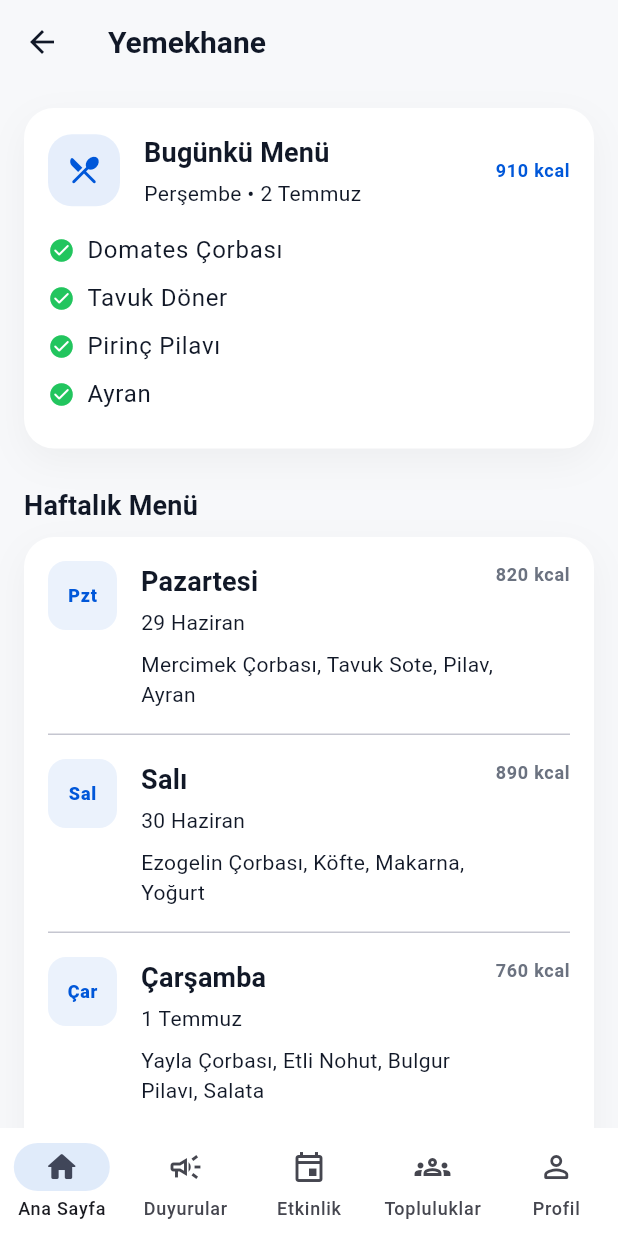
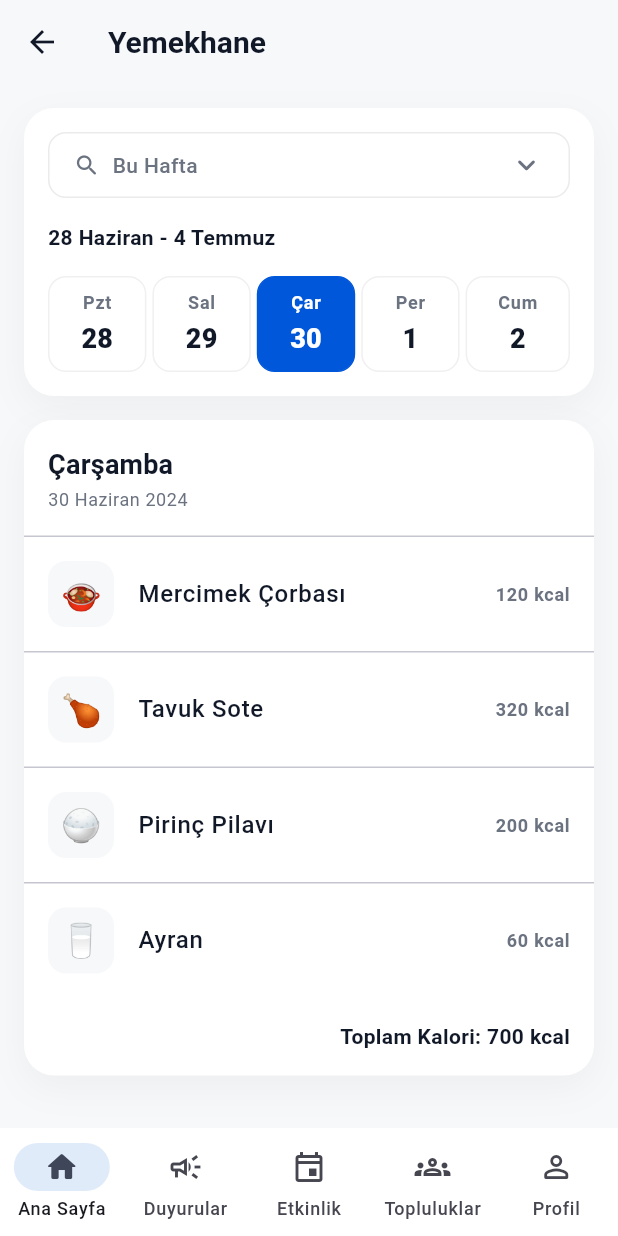
Before and after one commit to oktayagdag/meu-mobile, a Flutter app: the FoodPage screen opened by its route, on a phone screen of 412 x 824 dp. Run offline on Flutter 3.47's test engine with Material 3 defaults, Android fonts, the phone set to English and light mode, and no system bars; our stand-ins replace flutter_riverpod, gap, go_router, shared_preferences; accounts and stored records are empty.

Commit message:
refactor(food): simplify cafeteria screen and remove repeated sections

```diff
--- a/lib/app/router/app_router.dart
+++ b/lib/app/router/app_router.dart
@@ -13,7 +13,7 @@ final class AppRouter {
   const AppRouter._();
 
   static final GoRouter router = GoRouter(
-    initialLocation: '/dev/catalog',
+    initialLocation: '/splash',
     routes: [
       /// Splash - Shell dışında, tam ekran
       GoRoute(
--- a/lib/features/food/application/providers/food_mock_provider.dart
+++ b/lib/features/food/application/providers/food_mock_provider.dart
@@ -5,38 +5,163 @@ final weeklyFoodProvider = Provider<List<FoodEntity>>((ref) {
   return const [
     FoodEntity(
       day: 'Pazartesi',
-      date: '29 Haziran',
-      items: ['Mercimek Çorbası', 'Tavuk Sote', 'Pilav', 'Ayran'],
-      calories: 820,
+      date: '28 Haziran 2024',
+      totalCalories: 820,
+      items: [
+        FoodMenuItemEntity(
+          name: 'Mercimek Çorbası',
+          calories: 120,
+          icon: '🍲',
+        ),
+        FoodMenuItemEntity(
+          name: 'Tavuk Sote',
+          calories: 320,
+          icon: '🍗',
+        ),
+        FoodMenuItemEntity(
+          name: 'Pilav',
+          calories: 260,
+          icon: '🍚',
+        ),
+        FoodMenuItemEntity(
+          name: 'Ayran',
+          calories: 120,
+          icon: '🥛',
+        ),
+      ],
     ),
     FoodEntity(
       day: 'Salı',
-      date: '30 Haziran',
-      items: ['Ezogelin Çorbası', 'Köfte', 'Makarna', 'Yoğurt'],
-      calories: 890,
+      date: '29 Haziran 2024',
+      totalCalories: 890,
+      items: [
+        FoodMenuItemEntity(
+          name: 'Ezogelin Çorbası',
+          calories: 130,
+          icon: '🍲',
+        ),
+        FoodMenuItemEntity(
+          name: 'Köfte',
+          calories: 360,
+          icon: '🍖',
+        ),
+        FoodMenuItemEntity(
+          name: 'Makarna',
+          calories: 280,
+          icon: '🍝',
+        ),
+        FoodMenuItemEntity(
+          name: 'Yoğurt',
+          calories: 120,
+          icon: '🥛',
+        ),
+      ],
     ),
     FoodEntity(
       day: 'Çarşamba',
-      date: '1 Temmuz',
-      items: ['Yayla Çorbası', 'Etli Nohut', 'Bulgur Pilavı', 'Salata'],
-      calories: 760,
+      date: '30 Haziran 2024',
+      totalCalories: 700,
+      items: [
+        FoodMenuItemEntity(
+          name: 'Mercimek Çorbası',
+          calories: 120,
+          icon: '🍲',
+        ),
+        FoodMenuItemEntity(
+          name: 'Tavuk Sote',
+          calories: 320,
+          icon: '🍗',
+        ),
+        FoodMenuItemEntity(
+          name: 'Pirinç Pilavı',
+          calories: 200,
+          icon: '🍚',
+        ),
+        FoodMenuItemEntity(
+          name: 'Ayran',
+          calories: 60,
+          icon: '🥛',
+        ),
+      ],
     ),
     FoodEntity(
       day: 'Perşembe',
-      date: '2 Temmuz',
-      items: ['Domates Çorbası', 'Tavuk Döner', 'Pirinç Pilavı', 'Ayran'],
-      calories: 910,
+      date: '1 Temmuz 2024',
+      totalCalories: 910,
+      items: [
+        FoodMenuItemEntity(
+          name: 'Domates Çorbası',
+          calories: 140,
+          icon: '🍲',
+        ),
+        FoodMenuItemEntity(
+          name: 'Tavuk Döner',
+          calories: 380,
+          icon: '🍗',
+        ),
+        FoodMenuItemEntity(
+          name: 'Pirinç Pilavı',
+          calories: 230,
+          icon: '🍚',
+        ),
+        FoodMenuItemEntity(
+          name: 'Ayran',
+          calories: 160,
+          icon: '🥛',
+        ),
+      ],
     ),
     FoodEntity(
       day: 'Cuma',
-      date: '3 Temmuz',
-      items: ['Tarhana Çorbası', 'Sebzeli Güveç', 'Makarna', 'Meyve'],
-      calories: 700,
+      date: '2 Temmuz 2024',
+      totalCalories: 760,
+      items: [
+        FoodMenuItemEntity(
+          name: 'Tarhana Çorbası',
+          calories: 120,
+          icon: '🍲',
+        ),
+        FoodMenuItemEntity(
+          name: 'Sebzeli Güveç',
+          calories: 290,
+          icon: '🥘',
+        ),
+        FoodMenuItemEntity(
+          name: 'Makarna',
+          calories: 250,
+          icon: '🍝',
+        ),
+        FoodMenuItemEntity(
+          name: 'Meyve',
+          calories: 100,
+          icon: '🍎',
+        ),
+      ],
     ),
   ];
 });
 
-final todayFoodProvider = Provider<FoodEntity>((ref) {
-  final weeklyFoods = ref.watch(weeklyFoodProvider);
-  return weeklyFoods[3];
+final selectedFoodIndexProvider =
+    NotifierProvider<SelectedFoodIndexNotifier, int>(
+  SelectedFoodIndexNotifier.new,
+);
+
+class SelectedFoodIndexNotifier extends Notifier<int> {
+  @override
+  int build() => 2;
+
+  void select(int index) {
+    state = index;
+  }
+}
+
+final selectedFoodProvider = Provider<FoodEntity>((ref) {
+  final foods = ref.watch(weeklyFoodProvider);
+  final selectedIndex = ref.watch(selectedFoodIndexProvider);
+
+  if (selectedIndex < 0 || selectedIndex >= foods.length) {
+    return foods.first;
+  }
+
+  return foods[selectedIndex];
 });
--- a/lib/features/food/domain/entities/food_entity.dart
+++ b/lib/features/food/domain/entities/food_entity.dart
@@ -3,11 +3,23 @@ class FoodEntity {
     required this.day,
     required this.date,
     required this.items,
-    this.calories,
+    required this.totalCalories,
   });
 
   final String day;
   final String date;
-  final List<String> items;
-  final int? calories;
+  final List<FoodMenuItemEntity> items;
+  final int totalCalories;
 }
+
+class FoodMenuItemEntity {
+  const FoodMenuItemEntity({
+    required this.name,
+    required this.calories,
+    required this.icon,
+  });
+
+  final String name;
+  final int calories;
+  final String icon;
+}
--- a/lib/features/food/presentation/pages/food_page.dart
+++ b/lib/features/food/presentation/pages/food_page.dart
@@ -3,35 +3,41 @@ import 'package:flutter_riverpod/flutter_riverpod.dart';
 import 'package:gap/gap.dart';
 import 'package:meu_mobile/app/theme/app_spacing.dart';
 import 'package:meu_mobile/features/food/application/providers/food_mock_provider.dart';
-import 'package:meu_mobile/features/food/presentation/widgets/daily_food_card.dart';
-import 'package:meu_mobile/features/food/presentation/widgets/weekly_food_list.dart';
-import 'package:meu_mobile/shared/widgets/typography/app_section_title.dart';
+import 'package:meu_mobile/features/food/presentation/widgets/food_selector_card.dart';
+import 'package:meu_mobile/features/food/presentation/widgets/selected_day_menu_card.dart';
 
 class FoodPage extends ConsumerWidget {
   const FoodPage({super.key});
 
   @override
   Widget build(BuildContext context, WidgetRef ref) {
-    final todayFood = ref.watch(todayFoodProvider);
     final weeklyFoods = ref.watch(weeklyFoodProvider);
+    final selectedFood = ref.watch(selectedFoodProvider);
+    final selectedIndex = ref.watch(selectedFoodIndexProvider);
 
     return Scaffold(
       appBar: AppBar(
         title: const Text('Yemekhane'),
       ),
       body: SingleChildScrollView(
-        padding: const EdgeInsets.all(AppSpacing.md),
+        padding: const EdgeInsets.fromLTRB(
+          AppSpacing.md,
+          AppSpacing.md,
+          AppSpacing.md,
+          AppSpacing.xl,
+        ),
         child: Column(
           crossAxisAlignment: CrossAxisAlignment.start,
           children: [
-            DailyFoodCard(food: todayFood),
-            const Gap(AppSpacing.lg),
-            const AppSectionTitle(title: 'Haftalık Menü'),
-            const Gap(AppSpacing.sm),
-            WeeklyFoodList(
-                foods: weeklyFoods,
-                todayDay: todayFood.day,
+            FoodSelectorCard(
+              foods: weeklyFoods,
+              selectedIndex: selectedIndex,
+              onSelected: (index) {
+                ref.read(selectedFoodIndexProvider.notifier).select(index);
+              },
             ),
+            const Gap(AppSpacing.md),
+            SelectedDayMenuCard(food: selectedFood),
           ],
         ),
       ),
--- a/lib/features/food/presentation/widgets/daily_food_card.dart
+++ /dev/null
@@ -1,79 +0,0 @@
-import 'package:flutter/material.dart';
-import 'package:gap/gap.dart';
-import 'package:meu_mobile/app/theme/app_colors.dart';
-import 'package:meu_mobile/app/theme/app_radius.dart';
-import 'package:meu_mobile/app/theme/app_spacing.dart';
-import 'package:meu_mobile/features/food/domain/entities/food_entity.dart';
-import 'package:meu_mobile/shared/widgets/cards/app_card.dart';
-
-class DailyFoodCard extends StatelessWidget {
-  const DailyFoodCard({
-    required this.food,
-    super.key,
-  });
-
-  final FoodEntity food;
-
-  @override
-  Widget build(BuildContext context) {
-    final textTheme = Theme.of(context).textTheme;
-
-    return AppCard(
-      child: Column(
-        crossAxisAlignment: CrossAxisAlignment.start,
-        children: [
-          Row(
-            children: [
-              Container(
-                width: 48,
-                height: 48,
-                decoration: BoxDecoration(
-                  color: AppColors.primary.withValues(alpha: 0.10),
-                  borderRadius: AppRadius.lg,
-                ),
-                child: const Icon(
-                  Icons.restaurant_menu_rounded,
-                  color: AppColors.primary,
-                ),
-              ),
-              const Gap(AppSpacing.md),
-              Expanded(
-                child: Column(
-                  crossAxisAlignment: CrossAxisAlignment.start,
-                  children: [
-                    Text('Bugünkü Menü', style: textTheme.titleMedium),
-                    const Gap(AppSpacing.xs),
-                    Text('${food.day} • ${food.date}', style: textTheme.bodyMedium),
-                  ],
-                ),
-              ),
-              if (food.calories != null)
-                Text(
-                  '${food.calories} kcal',
-                  style: textTheme.labelSmall?.copyWith(
-                    color: AppColors.primary,
-                    fontWeight: FontWeight.w700,
-                  ),
-                ),
-            ],
-          ),
-          const Gap(AppSpacing.md),
-          ...food.items.map(
-            (item) => Padding(
-              padding: const EdgeInsets.only(bottom: AppSpacing.sm),
-              child: Row(
-                children: [
-                  const Icon(Icons.check_circle_rounded, size: 18, color: AppColors.success),
-                  const Gap(AppSpacing.sm),
-                  Expanded(
-                    child: Text(item, style: textTheme.bodyLarge),
-                  ),
-                ],
-              ),
-            ),
-          ),
-        ],
-      ),
-    );
-  }
-}
--- /dev/null
+++ b/lib/features/food/presentation/widgets/food_selector_card.dart
@@ -0,0 +1,167 @@
+import 'package:flutter/material.dart';
+import 'package:gap/gap.dart';
+import 'package:meu_mobile/app/theme/app_colors.dart';
+import 'package:meu_mobile/app/theme/app_radius.dart';
+import 'package:meu_mobile/app/theme/app_spacing.dart';
+import 'package:meu_mobile/features/food/domain/entities/food_entity.dart';
+import 'package:meu_mobile/shared/widgets/cards/app_card.dart';
+
+class FoodSelectorCard extends StatelessWidget {
+  const FoodSelectorCard({
+    required this.foods,
+    required this.selectedIndex,
+    required this.onSelected,
+    super.key,
+  });
+
+  final List<FoodEntity> foods;
+  final int selectedIndex;
+  final ValueChanged<int> onSelected;
+
+  @override
+  Widget build(BuildContext context) {
+    return AppCard(
+      child: Column(
+        crossAxisAlignment: CrossAxisAlignment.start,
+        children: [
+          Container(
+            height: 44,
+            padding: const EdgeInsets.symmetric(horizontal: AppSpacing.md),
+            decoration: BoxDecoration(
+              border: Border.all(
+                color: Colors.black.withValues(alpha: 0.08),
+              ),
+              borderRadius: AppRadius.md,
+            ),
+            child: const Row(
+              children: [
+                Icon(
+                  Icons.search_rounded,
+                  size: 18,
+                  color: AppColors.textSecondary,
+                ),
+                Gap(AppSpacing.sm),
+                Expanded(
+                  child: Text(
+                    'Bu Hafta',
+                    style: TextStyle(
+                      color: AppColors.textSecondary,
+                      fontWeight: FontWeight.w500,
+                    ),
+                  ),
+                ),
+                Icon(
+                  Icons.keyboard_arrow_down_rounded,
+                  color: AppColors.textSecondary,
+                ),
+              ],
+            ),
+          ),
+          const Gap(AppSpacing.md),
+          Text(
+            '28 Haziran - 4 Temmuz',
+            style: Theme.of(context).textTheme.bodyMedium?.copyWith(
+                  fontWeight: FontWeight.w600,
+                ),
+          ),
+          const Gap(AppSpacing.md),
+          Row(
+            mainAxisAlignment: MainAxisAlignment.spaceBetween,
+            children: List.generate(foods.length, (index) {
+              final food = foods[index];
+              final isSelected = index == selectedIndex;
+
+              return Expanded(
+                child: Padding(
+                  padding: EdgeInsets.only(
+                    right: index == foods.length - 1 ? 0 : AppSpacing.xs,
+                  ),
+                  child: _DayChip(
+                    label: _shortDay(food.day),
+                    dayNumber: _dayNumber(food.date),
+                    isSelected: isSelected,
+                    onTap: () => onSelected(index),
+                  ),
+                ),
+              );
+            }),
+          ),
+        ],
+      ),
+    );
+  }
+
+  String _shortDay(String day) {
+    switch (day) {
+      case 'Pazartesi':
+        return 'Pzt';
+      case 'Salı':
+        return 'Sal';
+      case 'Çarşamba':
+        return 'Çar';
+      case 'Perşembe':
+        return 'Per';
+      case 'Cuma':
+        return 'Cum';
+      default:
+        return day.substring(0, 3);
+    }
+  }
+
+  String _dayNumber(String date) {
+    return date.split(' ').first;
+  }
+}
+
+class _DayChip extends StatelessWidget {
+  const _DayChip({
+    required this.label,
+    required this.dayNumber,
+    required this.isSelected,
+    required this.onTap,
+  });
+
+  final String label;
+  final String dayNumber;
+  final bool isSelected;
+  final VoidCallback onTap;
+
+  @override
+  Widget build(BuildContext context) {
+    return InkWell(
+      borderRadius: AppRadius.md,
+      onTap: onTap,
+      child: Container(
+        padding: const EdgeInsets.symmetric(vertical: AppSpacing.sm),
+        decoration: BoxDecoration(
+          color: isSelected ? AppColors.primary : AppColors.surface,
+          borderRadius: AppRadius.md,
+          border: Border.all(
+            color: isSelected
+                ? AppColors.primary
+                : Colors.black.withValues(alpha: 0.06),
+          ),
+        ),
+        child: Column(
+          children: [
+            Text(
+              label,
+              style: Theme.of(context).textTheme.labelSmall?.copyWith(
+                    color: isSelected ? Colors.white : AppColors.textSecondary,
+                    fontWeight: FontWeight.w700,
+                  ),
+            ),
+            const Gap(2),
+            Text(
+              dayNumber,
+              style: Theme.of(context).textTheme.titleMedium?.copyWith(
+                    color: isSelected ? Colors.white : AppColors.textPrimary,
+                    fontWeight: FontWeight.w800,
+                  ),
+            ),
+          ],
+        ),
+      ),
+    );
+  }
+}
--- /dev/null
+++ b/lib/features/food/presentation/widgets/selected_day_menu_card.dart
@@ -0,0 +1,112 @@
+import 'package:flutter/material.dart';
+import 'package:gap/gap.dart';
+import 'package:meu_mobile/app/theme/app_colors.dart';
+import 'package:meu_mobile/app/theme/app_radius.dart';
+import 'package:meu_mobile/app/theme/app_spacing.dart';
+import 'package:meu_mobile/features/food/domain/entities/food_entity.dart';
+import 'package:meu_mobile/shared/widgets/cards/app_card.dart';
+
+class SelectedDayMenuCard extends StatelessWidget {
+  const SelectedDayMenuCard({
+    required this.food,
+    super.key,
+  });
+
+  final FoodEntity food;
+
+  @override
+  Widget build(BuildContext context) {
+    final textTheme = Theme.of(context).textTheme;
+
+    return AppCard(
+      padding: EdgeInsets.zero,
+      child: Column(
+        crossAxisAlignment: CrossAxisAlignment.start,
+        children: [
+          Padding(
+            padding: const EdgeInsets.all(AppSpacing.md),
+            child: Column(
+              crossAxisAlignment: CrossAxisAlignment.start,
+              children: [
+                Text(
+                  food.day,
+                  style: textTheme.titleMedium?.copyWith(
+                    fontWeight: FontWeight.w700,
+                  ),
+                ),
+                const Gap(2),
+                Text(
+                  food.date,
+                  style: textTheme.bodySmall?.copyWith(
+                    color: AppColors.textSecondary,
+                  ),
+                ),
+              ],
+            ),
+          ),
+          const Divider(height: 1),
+          ...List.generate(food.items.length, (index) {
+            final item = food.items[index];
+            final isLast = index == food.items.length - 1;
+
+            return Column(
+              children: [
+                Padding(
+                  padding: const EdgeInsets.symmetric(
+                    horizontal: AppSpacing.md,
+                    vertical: AppSpacing.md,
+                  ),
+                  child: Row(
+                    children: [
+                      Container(
+                        width: 44,
+                        height: 44,
+                        alignment: Alignment.center,
+                        decoration: BoxDecoration(
+                          color: AppColors.background,
+                          borderRadius: AppRadius.md,
+                        ),
+                        child: Text(
+                          item.icon,
+                          style: const TextStyle(fontSize: 22),
+                        ),
+                      ),
+                      const Gap(AppSpacing.md),
+                      Expanded(
+                        child: Text(
+                          item.name,
+                          style: textTheme.bodyLarge?.copyWith(
+                            fontWeight: FontWeight.w500,
+                          ),
+                        ),
+                      ),
+                      Text(
+                        '${item.calories} kcal',
+                        style: textTheme.labelSmall?.copyWith(
+                          color: AppColors.textSecondary,
+                          fontWeight: FontWeight.w600,
+                        ),
+                      ),
+                    ],
+                  ),
+                ),
+                if (!isLast) const Divider(height: 1),
+              ],
+            );
+          }),
+          Container(
+            width: double.infinity,
+            padding: const EdgeInsets.all(AppSpacing.md),
+            alignment: Alignment.centerRight,
+            child: Text(
+              'Toplam Kalori: ${food.totalCalories} kcal',
+              style: textTheme.bodyMedium?.copyWith(
+                fontWeight: FontWeight.w700,
+              ),
+            ),
+          ),
+        ],
+      ),
+    );
+  }
+}
--- a/lib/features/food/presentation/widgets/weekly_food_list.dart
+++ /dev/null
@@ -1,177 +0,0 @@
-import 'package:flutter/material.dart';
-import 'package:gap/gap.dart';
-import 'package:meu_mobile/app/theme/app_colors.dart';
-import 'package:meu_mobile/app/theme/app_radius.dart';
-import 'package:meu_mobile/app/theme/app_spacing.dart';
-import 'package:meu_mobile/features/food/domain/entities/food_entity.dart';
-import 'package:meu_mobile/shared/widgets/cards/app_card.dart';
-
-class WeeklyFoodList extends StatelessWidget {
-  const WeeklyFoodList({
-    required this.foods,
-    required this.todayDay,
-    super.key,
-  });
-
-  final List<FoodEntity> foods;
-  final String todayDay;
-
-  @override
-  Widget build(BuildContext context) {
-    return AppCard(
-      padding: EdgeInsets.zero,
-      child: Column(
-        children: foods.map((food) {
-          final isToday = food.day == todayDay;
-          final isLast = food == foods.last;
-
-          return _WeeklyFoodTile(
-            food: food,
-            isToday: isToday,
-            showDivider: !isLast,
-          );
-        }).toList(),
-      ),
-    );
-  }
-}
-
-class _WeeklyFoodTile extends StatelessWidget {
-  const _WeeklyFoodTile({
-    required this.food,
-    required this.isToday,
-    required this.showDivider,
-  });
-
-  final FoodEntity food;
-  final bool isToday;
-  final bool showDivider;
-
-  @override
-  Widget build(BuildContext context) {
-    final textTheme = Theme.of(context).textTheme;
-
-    return Column(
-      children: [
-        Container(
-          width: double.infinity,
-          padding: const EdgeInsets.all(AppSpacing.md),
-          decoration: BoxDecoration(
-            color: isToday ? AppColors.primary.withValues(alpha: 0.06) : null,
-            borderRadius: isToday ? AppRadius.lg : null,
-          ),
-          child: Row(
-            crossAxisAlignment: CrossAxisAlignment.start,
-            children: [
-              _DayBox(day: food.day, isToday: isToday),
-              const Gap(AppSpacing.md),
-              Expanded(
-                child: Column(
-                  crossAxisAlignment: CrossAxisAlignment.start,
-                  children: [
-                    Row(
-                      children: [
-                        Text(food.day, style: textTheme.titleMedium),
-                        const Gap(AppSpacing.sm),
-                        if (isToday)
-                          Container(
-                            padding: const EdgeInsets.symmetric(
-                              horizontal: AppSpacing.sm,
-                              vertical: AppSpacing.xs,
-                            ),
-                            decoration: BoxDecoration(
-                              color: AppColors.primary,
-                              borderRadius: AppRadius.sm,
-                            ),
-                            child: Text(
-                              'BUGÜN',
-                              style: textTheme.labelSmall?.copyWith(
-                                color: Colors.white,
-                                fontWeight: FontWeight.w700,
-                              ),
-                            ),
-                          ),
-                      ],
-                    ),
-                    const Gap(AppSpacing.xs),
-                    Text(food.date, style: textTheme.bodyMedium),
-                    const Gap(AppSpacing.sm),
-                    Text(
-                      food.items.join(', '),
-                      maxLines: 2,
-                      overflow: TextOverflow.ellipsis,
-                      style: textTheme.bodyMedium,
-                    ),
-                  ],
-                ),
-              ),
-              if (food.calories != null)
-                Text(
-                  '${food.calories} kcal',
-                  style: textTheme.labelSmall?.copyWith(
-                    color: isToday ? AppColors.primary : AppColors.textSecondary,
-                    fontWeight: FontWeight.w700,
-                  ),
-                ),
-            ],
-          ),
-        ),
-        if (showDivider)
-          const Divider(
-            height: 1,
-            indent: AppSpacing.md,
-            endIndent: AppSpacing.md,
-          ),
-      ],
-    );
-  }
-}
-
-class _DayBox extends StatelessWidget {
-  const _DayBox({
-    required this.day,
-    required this.isToday,
-  });
-
-  final String day;
-  final bool isToday;
-
-  String get shortDay {
-    switch (day) {
-      case 'Pazartesi':
-        return 'Pzt';
-      case 'Salı':
-        return 'Sal';
-      case 'Çarşamba':
-        return 'Çar';
-      case 'Perşembe':
-        return 'Per';
-      case 'Cuma':
-        return 'Cum';
-      default:
-        return day.substring(0, 3);
-    }
-  }
-
-  @override
-  Widget build(BuildContext context) {
-    return Container(
-      width: 46,
-      height: 46,
-      alignment: Alignment.center,
-      decoration: BoxDecoration(
-        color: isToday
-            ? AppColors.primary
-            : AppColors.primary.withValues(alpha: 0.08),
-        borderRadius: AppRadius.md,
-      ),
-      child: Text(
-        shortDay,
-        style: Theme.of(context).textTheme.labelSmall?.copyWith(
-              color: isToday ? Colors.white : AppColors.primary,
-              fontWeight: FontWeight.w800,
-            ),
-      ),
-    );
-  }
-}
```
